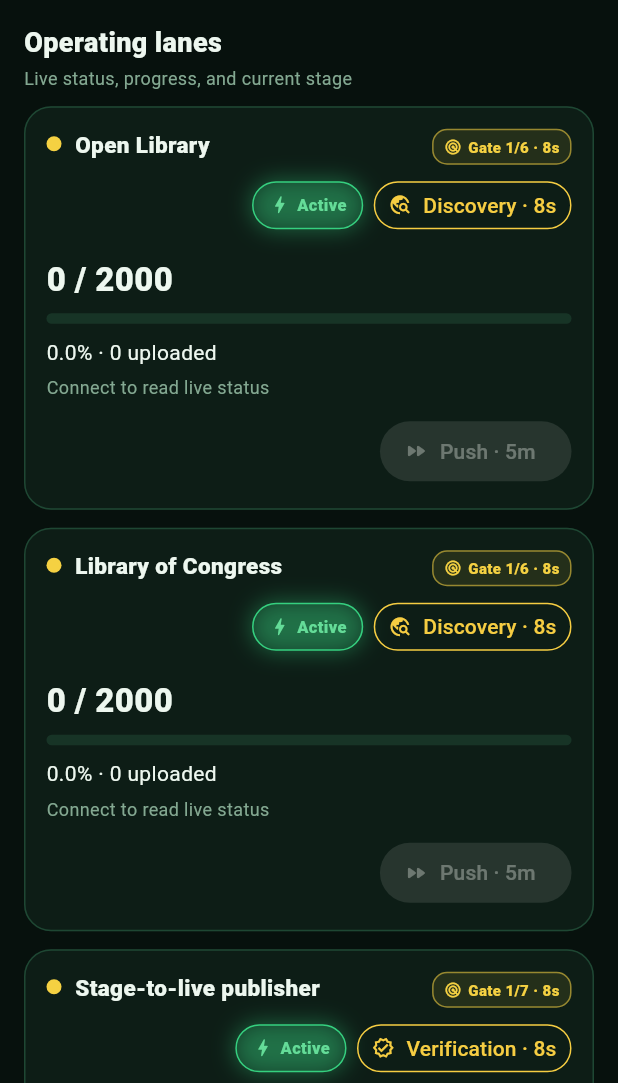
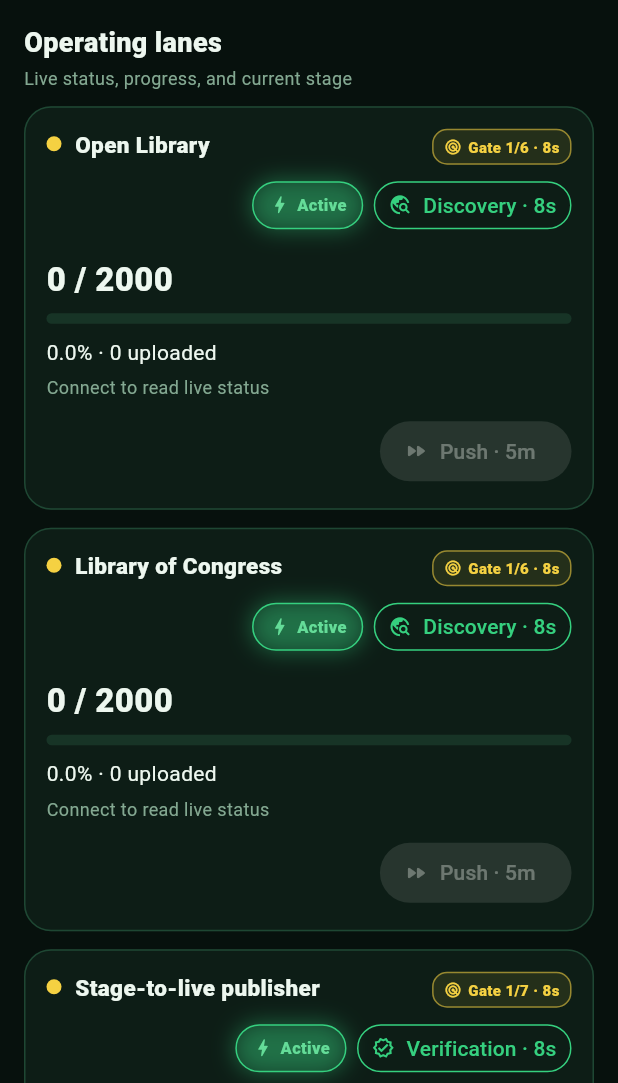
Before and after one commit to jesusnewapp/sweeper-v2, a Flutter app: the screen it shows after launch, scrolled down 576 dp, on a phone screen of 412 x 824 dp, the part 153-1236 px from its top. Run offline on Flutter 3.47's test engine with Material 3 defaults, Android fonts, the phone set to English and light mode, and no system bars; our stand-ins replace just_audio, shared_preferences, video_player; network calls fail.

Commit message:
Use healthy green before timed gate warnings

```diff
--- a/goodies/developer_interface/flutter/lib/main.dart
+++ b/goodies/developer_interface/flutter/lib/main.dart
@@ -1242,14 +1242,13 @@
     if (model.health == Health.failed || unchangedFor.inSeconds >= 300) {
       return const Color(0xffff4e5b);
     }
+    if (unchangedFor.inSeconds < 60) {
+      return const Color(0xff35d07f);
+    }
     const yellow = Color(0xfff5d142);
     const orange = Color(0xffff8a3d);
-    const red = Color(0xffff4e5b);
-    final seconds = unchangedFor.inSeconds.clamp(0, 300);
-    if (seconds <= 150) {
-      return Color.lerp(yellow, orange, seconds / 150) ?? yellow;
-    }
-    return Color.lerp(orange, red, (seconds - 150) / 150) ?? orange;
+    if (unchangedFor.inSeconds < 180) return yellow;
+    return orange;
   }
 
   String _modeButtonLabel(Duration unchangedFor) {
```
